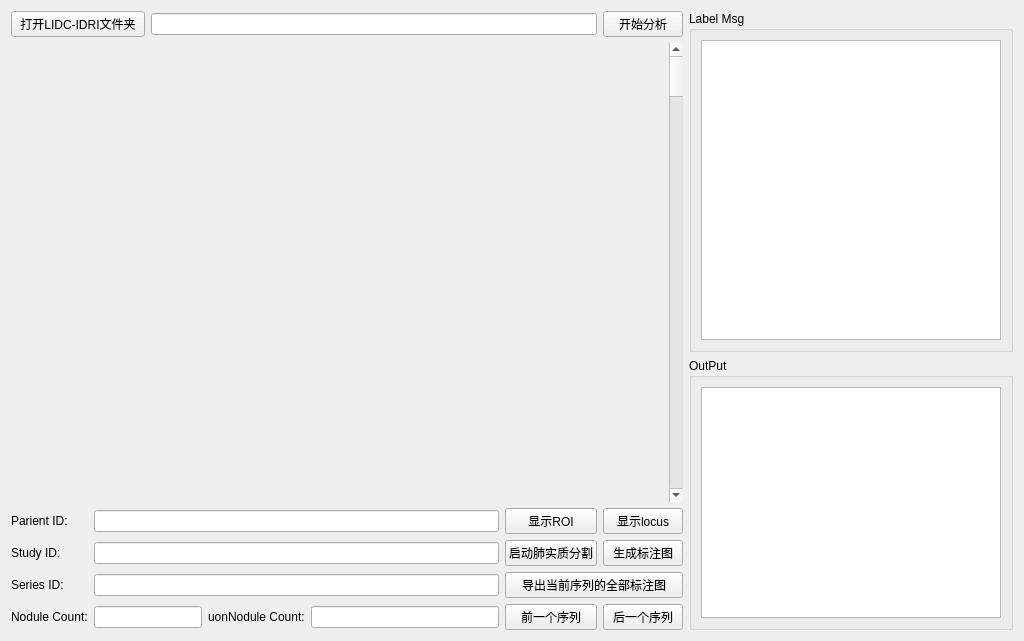
The window that Projects/LIDCReader/View/LidcAnalyzerView.ui (jiafeng5513/VectorGeneratingNetwork) describes before a commit, drawn with Qt 5.
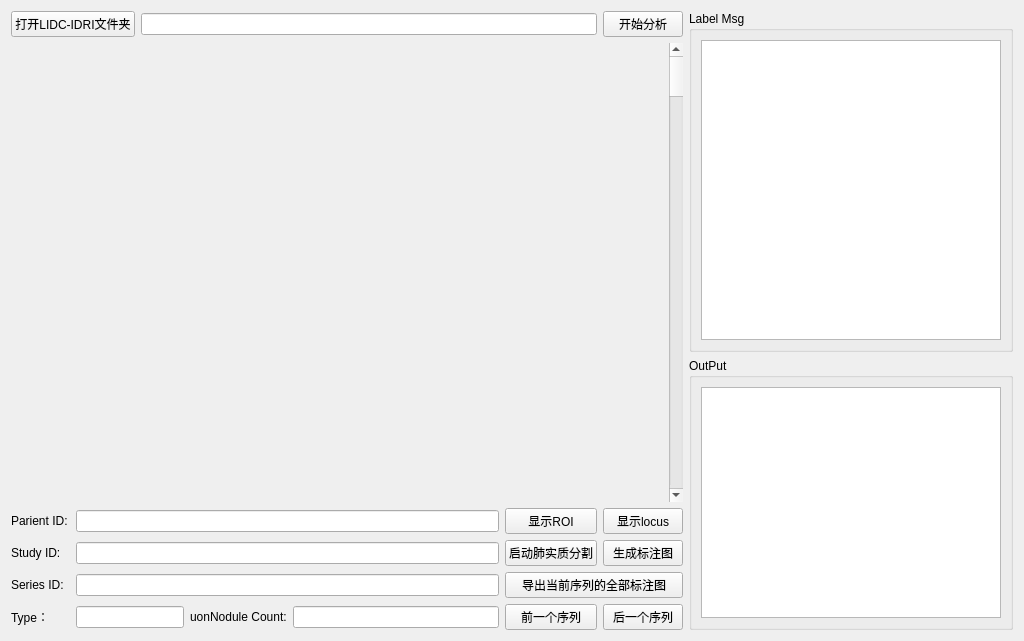
The same window after the commit.

```diff
--- a/Projects/LIDCReader/View/LidcAnalyzerView.ui
+++ b/Projects/LIDCReader/View/LidcAnalyzerView.ui
@@ -109,7 +109,7 @@
    <item row="6" column="0">
     <widget class="QLabel" name="label_5">
      <property name="text">
-      <string>Nodule Count:</string>
+      <string>Type：</string>
      </property>
     </widget>
    </item>
```
Left out of the diff: 2 changed lines with no effect on the pictures.
